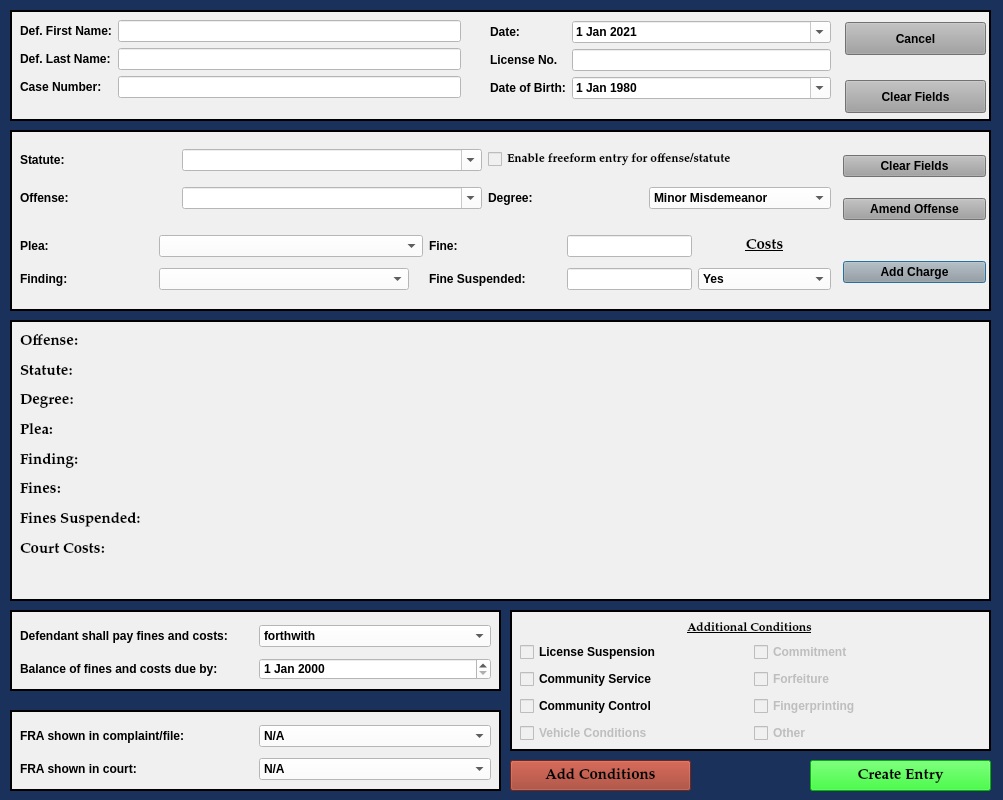
Above: resources/ui/MinorMisdemeanorDialog.ui from HunterProgram22/MuniEntry before the change. Below: the same form after it.
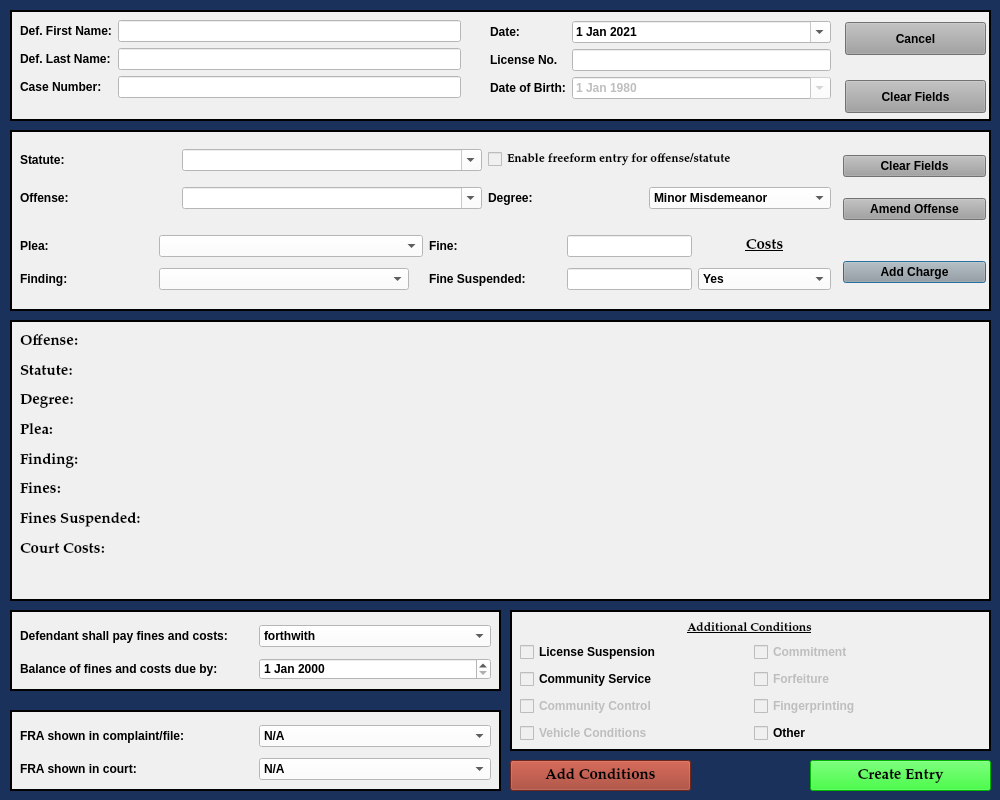
That is the form after the change.

The edit to the form file:
```diff
--- a/resources/ui/MinorMisdemeanorDialog.ui
+++ b/resources/ui/MinorMisdemeanorDialog.ui
@@ -9,7 +9,7 @@
    <rect>
     <x>0</x>
     <y>0</y>
-    <width>1003</width>
+    <width>1000</width>
     <height>800</height>
    </rect>
   </property>
@@ -915,6 +915,9 @@
      </item>
      <item row="2" column="1">
       <widget class="QDateEdit" name="defendant_birth_date">
+       <property name="enabled">
+        <bool>false</bool>
+       </property>
        <property name="focusPolicy">
         <enum>Qt::NoFocus</enum>
        </property>
@@ -1303,7 +1306,7 @@
      <item row="2" column="0">
       <widget class="QCheckBox" name="community_control_checkBox">
        <property name="enabled">
-        <bool>true</bool>
+        <bool>false</bool>
        </property>
        <property name="text">
         <string>Community Control</string>
@@ -1339,7 +1342,7 @@
      <item row="3" column="1">
       <widget class="QCheckBox" name="checkBox_8">
        <property name="enabled">
-        <bool>false</bool>
+        <bool>true</bool>
        </property>
        <property name="focusPolicy">
         <enum>Qt::NoFocus</enum>
```
Left out of the diff: 5 changed lines with no effect on the pictures.
